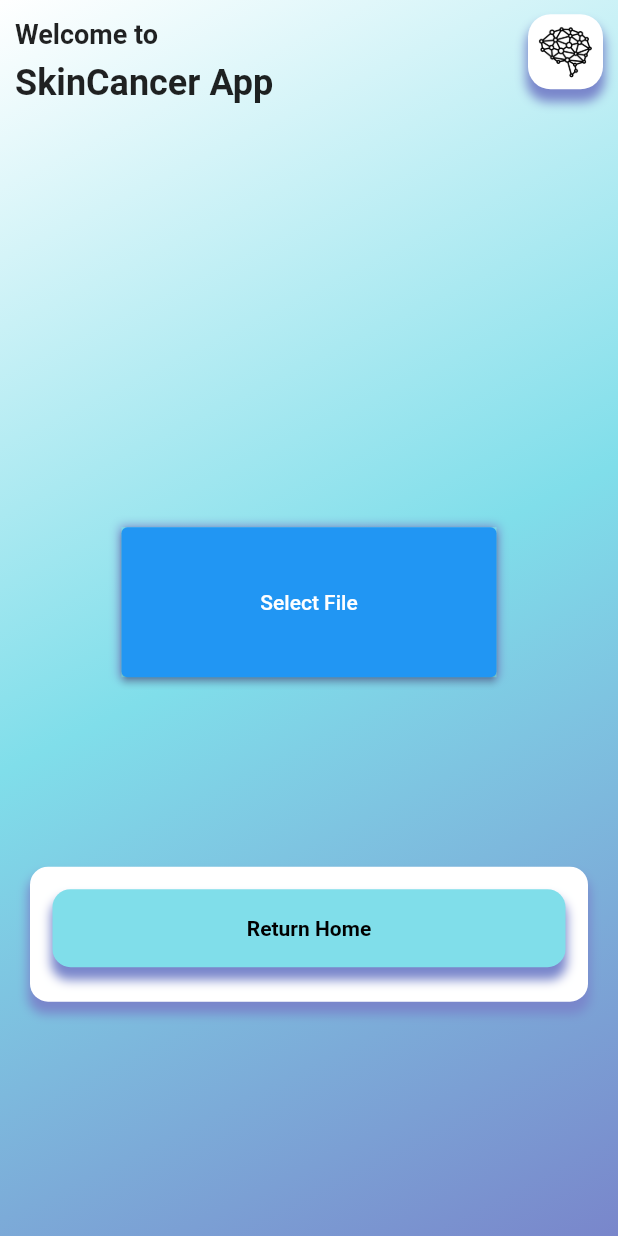
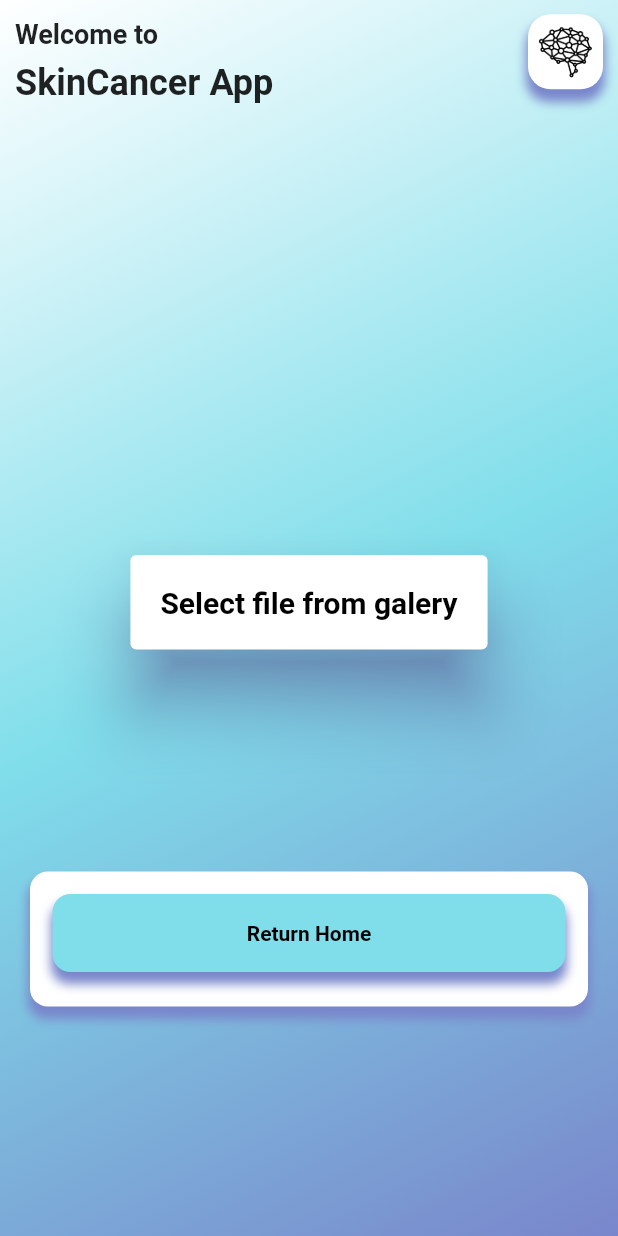
Before and after one commit to jafetsierra/skin_cancer_mobile_app, a Flutter app: the screen it shows after launch, after a tap on "Diagnose", on a phone screen of 412 x 824 dp. Run offline on Flutter 3.47's test engine with Material 2 defaults, Android fonts, the phone set to English and light mode, and no system bars; our stand-ins replace file_picker.

Commit message:
error control added when making a diagnosis

```diff
--- a/lib/pages/home.dart
+++ b/lib/pages/home.dart
@@ -38,7 +38,7 @@ class _HomePageState extends State<HomePage> {
                         color: auxColor,
                         spreadRadius: 1,
                         blurRadius: 5,
-                        offset: Offset(0, 7), // changes position of shadow
+                        offset: const Offset(0, 7), // changes position of shadow
                         ),
                     ],
                     borderRadius: BorderRadius.circular(12)),
@@ -70,61 +70,41 @@ class _HomePageState extends State<HomePage> {
                     ),
                 ),
               ),
+
+
               const SizedBox(height: 30,),
-              //---------About
+
+
+              ///libraries used
               Padding(
-                padding: const EdgeInsets.symmetric(horizontal:20.0),
-                child: Container(
-                  padding: const EdgeInsets.all(15),
-                  decoration: BoxDecoration(
-                    color:primaryColor,
-                    borderRadius: BorderRadius.circular(12),
-                    boxShadow: [
-                                  BoxShadow(
-                                    color: auxColor,
-                                    spreadRadius: 1,
-                                    blurRadius: 5,
-                                    offset: Offset(0, 7), // changes position of shadow
-                                    ),
-                              ]),
-                  child: Row(
-                    children: [
-                      //picture
-                      //text
-                      Expanded(
-                        child: Column(
-                          crossAxisAlignment: CrossAxisAlignment.center,
-                          children:  [
-                            const Text('About the project',style: TextStyle(fontWeight: FontWeight.bold,fontSize: 20),),
-                            const SizedBox(height: 10,),
-                            const Text('How the model was made and more.'),
-                            const SizedBox(height: 10,),
-                            Container(
-                              padding: const EdgeInsets.all(12),
-                              decoration: BoxDecoration(
-                                color: secondaryColor,
-                                boxShadow: [
-                                  BoxShadow(
-                                    color: auxColor,
-                                    spreadRadius: 1,
-                                    blurRadius: 5,
-                                    offset: Offset(0, 7), // changes position of shadow
-                                    ),
-                              ],
-                              borderRadius: BorderRadius.circular(12)),
-                              child: const Center(child: Text('About an docs',style: TextStyle(color: Colors.black,fontWeight: FontWeight.bold),),),
-                            )
-                          ],
-                        ),
-                      ),
-                    ],
-                  ),
+                padding: const EdgeInsets.symmetric(horizontal:22.0),
+                child: Container(child: Row(
+                  mainAxisAlignment: MainAxisAlignment.spaceBetween,
+                  children: const [
+                    Text('Technologies and Libraries used',style: TextStyle(fontWeight: FontWeight.bold,fontSize: 15),),
+                    Text('References',style: TextStyle(fontSize: 12,fontWeight: FontWeight.w300),)
+                  ],
+                ),),
+              ),
+              const SizedBox(height: 5,),
+              Container(
+                padding: const EdgeInsets.symmetric(horizontal: 20),
+                height: 80,
+                child: ListView(
+                  scrollDirection: Axis.horizontal,
+                  children: [
+                    ListCat(imgPath: 'lib/icons/tensorflow-icon.png',category: 'Tensorflow',primaryColor: primaryColor,secondaryColor: secondaryColor,auxColor: auxColor,),
+                    ListCat(imgPath: 'lib/icons/python.png',category: 'Python',primaryColor: primaryColor,secondaryColor: secondaryColor,auxColor: auxColor,),
+                    ListCat(imgPath: 'lib/icons/flutter-icon.png',category: 'Flutter',primaryColor: primaryColor,secondaryColor: secondaryColor,auxColor: auxColor,),
+                    ListCat(imgPath: 'lib/icons/docker-icon.png',category: 'Docker',primaryColor: primaryColor,secondaryColor: secondaryColor,auxColor: auxColor,),
+                    ListCat(imgPath: 'lib/icons/github.png',category: 'GitHub',primaryColor: primaryColor,secondaryColor: secondaryColor,auxColor: auxColor,),
+                  ]
                 ),
               ),
 
+
               const SizedBox(height: 30,),
 
-              //---------card
               Padding(
                 padding: const EdgeInsets.symmetric(horizontal:20.0),
                 child: Container(
@@ -138,7 +118,7 @@ class _HomePageState extends State<HomePage> {
                         color: auxColor,
                         spreadRadius: 1,
                         blurRadius: 5,
-                        offset: Offset(0, 7), // changes position of shadow
+                        offset: const Offset(0, 7), // changes position of shadow
                         )
                      ]
                     ),
@@ -174,7 +154,7 @@ class _HomePageState extends State<HomePage> {
                                     Navigator.pushNamed(context, '/prediction');
                                   },
                                   child:
-                                    Expanded(
+                                      const Expanded(
                                       child: Text(
                                         'Diagnose',
                                         style: TextStyle(color: Colors.black,fontWeight: FontWeight.bold),
@@ -191,34 +171,60 @@ class _HomePageState extends State<HomePage> {
                 ),
               ),
 
-              const SizedBox(height: 20,),
-              //horizontallistview
+
+              SizedBox(height: 30,),
+
+
+              ///---------About
               Padding(
-                padding: const EdgeInsets.symmetric(horizontal:22.0),
-                child: Container(child: Row(
-                  mainAxisAlignment: MainAxisAlignment.spaceBetween,
-                  children: const [
-                    Text('Technologies and Libraries used',style: TextStyle(fontWeight: FontWeight.bold,fontSize: 15),),
-                    Text('References',style: TextStyle(fontSize: 12,fontWeight: FontWeight.w300),)
-                  ],
-                ),),
-              ),
-              const SizedBox(height: 5,),
-              Container(
-                padding: const EdgeInsets.symmetric(horizontal: 20),
-                height: 80,
-                child: ListView(
-                  scrollDirection: Axis.horizontal,
-                  children: [
-                    ListCat(imgPath: 'lib/icons/tensorflow-icon.png',category: 'Tensorflow',primaryColor: primaryColor,secondaryColor: secondaryColor,auxColor: auxColor,),
-                    ListCat(imgPath: 'lib/icons/python.png',category: 'Python',primaryColor: primaryColor,secondaryColor: secondaryColor,auxColor: auxColor,),
-                    ListCat(imgPath: 'lib/icons/flutter-icon.png',category: 'Flutter',primaryColor: primaryColor,secondaryColor: secondaryColor,auxColor: auxColor,),
-                    ListCat(imgPath: 'lib/icons/docker-icon.png',category: 'Docker',primaryColor: primaryColor,secondaryColor: secondaryColor,auxColor: auxColor,),
-                    ListCat(imgPath: 'lib/icons/github.png',category: 'GitHub',primaryColor: primaryColor,secondaryColor: secondaryColor,auxColor: auxColor,),
-                  ]
+                padding: const EdgeInsets.symmetric(horizontal:20.0),
+                child: Container(
+                  padding: const EdgeInsets.all(15),
+                  decoration: BoxDecoration(
+                    color:primaryColor,
+                    borderRadius: BorderRadius.circular(12),
+                    boxShadow: [
+                                  BoxShadow(
+                                    color: auxColor,
+                                    spreadRadius: 1,
+                                    blurRadius: 5,
+                                    offset: const Offset(0, 7), // changes position of shadow
+                                    ),
+                              ]),
+                  child: Row(
+                    children: [
+                      //picture
+                      //text
+                      Expanded(
+                        child: Column(
+                          crossAxisAlignment: CrossAxisAlignment.center,
+                          children:  [
+                            const Text('About the project',style: TextStyle(fontWeight: FontWeight.bold,fontSize: 20),),
+                            const SizedBox(height: 10,),
+                            const Text('How the model was made and more.'),
+                            const SizedBox(height: 10,),
+                            Container(
+                              padding: const EdgeInsets.all(12),
+                              decoration: BoxDecoration(
+                                color: secondaryColor,
+                                boxShadow: [
+                                  BoxShadow(
+                                    color: auxColor,
+                                    spreadRadius: 1,
+                                    blurRadius: 5,
+                                    offset: const Offset(0, 7), // changes position of shadow
+                                    ),
+                              ],
+                              borderRadius: BorderRadius.circular(12)),
+                              child: const Center(child: Text('About an docs',style: TextStyle(color: Colors.black,fontWeight: FontWeight.bold),),),
+                            )
+                          ],
+                        ),
+                      ),
+                    ],
+                  ),
                 ),
               ),
-              //doctor list
             ],
           ),
         ),
--- a/lib/pages/prediction.dart
+++ b/lib/pages/prediction.dart
@@ -1,15 +1,14 @@
 import 'dart:convert';
-
 import 'package:file_picker/file_picker.dart';
 import 'package:flutter/material.dart';
 import 'package:skin_cancer_app/utils/appbar.dart';
 import 'dart:io';
-
 import 'package:skin_cancer_app/utils/diagnose.dart';
 import 'package:skin_cancer_app/utils/result.dart';
 
+
 class Prediction extends StatefulWidget {
-  Prediction({Key? key}) : super(key: key);
+  const Prediction({Key? key}) : super(key: key);
 
   @override
   State<Prediction> createState() => _PredictionState();
@@ -71,36 +70,30 @@ class _PredictionState extends State<Prediction> {
                       ),
                       ///button for prediction or diagnosis
                       Padding(
-                        padding: const EdgeInsets.all(8.0),
-                        child: Container(
-                          decoration: BoxDecoration(
-                            borderRadius: BorderRadius.circular(12),
-                            boxShadow: [
-                              BoxShadow(
-                                color: auxColor,
-                                blurRadius: 5,
-                                spreadRadius: 1,
-                                offset: Offset(0,7)
-                                )
-                            ]
+                        padding: const EdgeInsets.all(25.0),
+                        child: TextButton(
+                          style: TextButton.styleFrom(
+                            padding: const EdgeInsets.all(20.0),
+                            primary: Colors.black,
+                            textStyle: const TextStyle(fontSize: 20,fontWeight: FontWeight.bold),
+                            backgroundColor: Colors.white,
+                            shadowColor: Colors.deepPurple.shade400,
+                            elevation: 20
                           ),
-                          child: ElevatedButton(
                           onPressed: () async{
                             var response = await sendImage(url, pickedFile!.path.toString());
-                              print(response.statusCode);
+                            if (response.statusCode!=200){
+                              showDialog(context: context,
+                              builder: (BuildContext context) => errorResult(context, response.statusCode.toString()));
+                            }
+                            else {
                               var values = json.decode(response.body);
-                              print(values.runtimeType);
+                              values.forEach((k,v) => print(v['prediction'].toString()));
                               showDialog(context: context,
                               builder: (BuildContext context) => predictionResult(context, values.toString()));
-
+                            }
                           },
-                            child: const Text('Make prediction',style: TextStyle(color: Colors.white,fontSize: 20,fontWeight: FontWeight.bold),),
-                            style: ElevatedButton.styleFrom(
-                              primary: auxColor,
-                              shadowColor: primaryColor,
-                              minimumSize: Size(300, 100),
-                            )
-                          ),
+                          child: const Text('Make Diagnosis'),
                         ),
                       )
                     ],
@@ -110,23 +103,18 @@ class _PredictionState extends State<Prediction> {
               ///Diagnosis container
               if (pickedFile ==null)
                 Padding(
-                  padding: const EdgeInsets.symmetric(horizontal:20.0),
-                  child: Container(
-                    decoration: BoxDecoration(
-                      color: secondaryColor,
-                      boxShadow: [BoxShadow(
-                        color: auxColor,
-                        spreadRadius: 1,
-                        blurRadius: 5,
-                        offset: Offset(0,0)
-                      ),]
+                        padding: const EdgeInsets.all(25.0),
+                        child: TextButton(
+                          style: TextButton.styleFrom(
+                            padding: const EdgeInsets.all(20.0),
+                            primary: Colors.black,
+                            textStyle: const TextStyle(fontSize: 20,fontWeight: FontWeight.bold),
+                            backgroundColor: Colors.white,
+                            shadowColor: Colors.deepPurple.shade400,
+                            elevation: 20
                           ),
-                    child: Column(
-                      mainAxisAlignment: MainAxisAlignment.spaceBetween,
-                      children: [
-                        ElevatedButton(onPressed: selectFile , child: const Text('Select File'),style: ButtonStyle(minimumSize: MaterialStateProperty.all(Size(250,100)),),),
-                        ],
-                    )
+                          onPressed: selectFile,
+                          child: const Text('Select file from galery'),
                         ),
                       ),
               ///return to the home page
@@ -143,7 +131,7 @@ class _PredictionState extends State<Prediction> {
                         color: auxColor,
                         spreadRadius: 1,
                         blurRadius: 5,
-                        offset: Offset(0, 7), // changes position of shadow
+                        offset: const Offset(0, 7), // changes position of shadow
                         )
                      ]
                     ),
@@ -163,7 +151,7 @@ class _PredictionState extends State<Prediction> {
                                   color: auxColor,
                                   spreadRadius: 1,
                                   blurRadius: 5,
-                                  offset: Offset(0,7)
+                                  offset: const Offset(0,7)
                                   )]),
                               child: Center(
                                 child:
@@ -172,7 +160,7 @@ class _PredictionState extends State<Prediction> {
                                     Navigator.pop(context);
                                   },
                                   child:
-                                    Expanded(
+                                    const Expanded(
                                       child: Text(
                                         'Return Home',
                                         style: TextStyle(color: Colors.black,fontWeight: FontWeight.bold),
--- a/lib/utils/profile.dart
+++ /dev/null
@@ -1,16 +0,0 @@
-import 'package:flutter/material.dart';
-
-class Profile extends StatelessWidget {
-  const Profile({Key? key}) : super(key: key);
-
-  @override
-  Widget build(BuildContext context) {
-    return Padding(
-      padding: const EdgeInsets.symmetric(horizontal:20.0),
-      child: Container(
-
-        child: Text('profile'),
-      ),
-    );
-  }
-}
--- a/lib/utils/result.dart
+++ b/lib/utils/result.dart
@@ -6,7 +6,23 @@ Widget predictionResult(BuildContext context, String rta){
     content: Text(rta),
     actions: <Widget>[
       TextButton(onPressed: () => Navigator.pop(context,'Ok'),
-      child: const Text('Ok'))
+        child:
+          const Text('Ok')
+      )
+    ],
+  );
+
+}
+
+Widget errorResult(BuildContext context, String error){
+  return AlertDialog(
+    title: const Text('Error in the application'),
+    content: Text(error),
+    actions: [
+      TextButton(onPressed: () => Navigator.pop(context,'Ok'),
+        child:
+          const Text('Ok')
+      )
     ],
   );
 }
```
Lines whose indentation alone changed are shown as unchanged.
